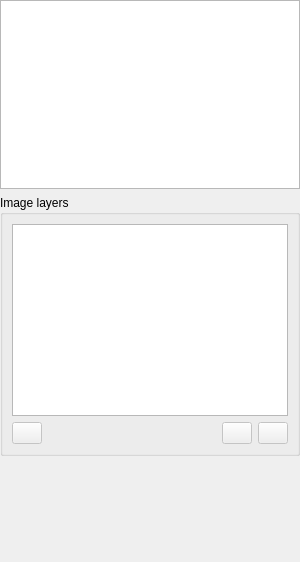
Before: the Qt Designer form src/LayersWidget.ui in ManiVaultStudio/ImageViewerPlugin, drawn with Qt 5.
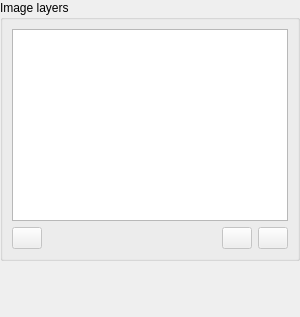
After: the same form once the commit is applied. Custom widgets are drawn as their Qt base class.

What changed in the file:
```diff
--- a/src/LayersWidget.ui
+++ b/src/LayersWidget.ui
@@ -10,7 +10,7 @@
     <x>0</x>
     <y>0</y>
     <width>300</width>
-    <height>562</height>
+    <height>314</height>
    </rect>
   </property>
   <property name="sizePolicy">
@@ -50,7 +50,7 @@
    <property name="bottomMargin">
     <number>0</number>
    </property>
-   <item row="1" column="0">
+   <item row="0" column="0">
     <widget class="QGroupBox" name="layersGroupBox">
      <property name="enabled">
       <bool>true</bool>
@@ -165,10 +165,7 @@
           <attribute name="headerMinimumSectionSize">
            <number>0</number>
           </attribute>
-          <attribute name="headerDefaultSectionSize">
-           <number>150</number>
-          </attribute>
-          <attribute name="headerStretchLastSection">
+          <attribute name="headerShowSortIndicator" stdset="0">
            <bool>false</bool>
           </attribute>
          </widget>
@@ -279,15 +276,12 @@
      </layout>
     </widget>
    </item>
-   <item row="0" column="0">
-    <widget class="QTreeView" name="datasetsTreeView"/>
-   </item>
-   <item row="2" column="0">
+   <item row="1" column="0">
     <widget class="LayerWidget" name="layerWidget" native="true">
      <property name="minimumSize">
       <size>
        <width>0</width>
-       <height>100</height>
+       <height>50</height>
       </size>
      </property>
     </widget>
```
